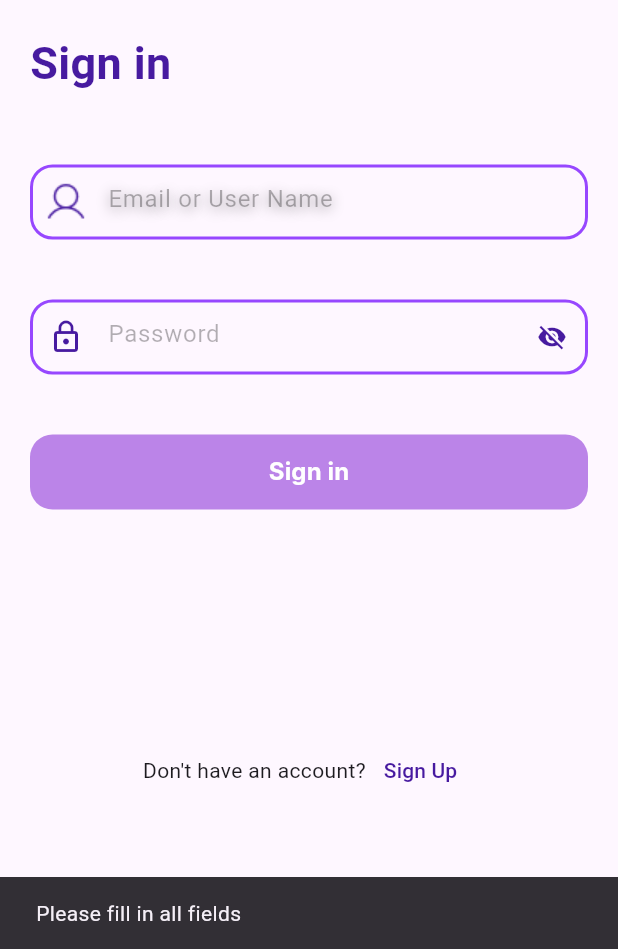
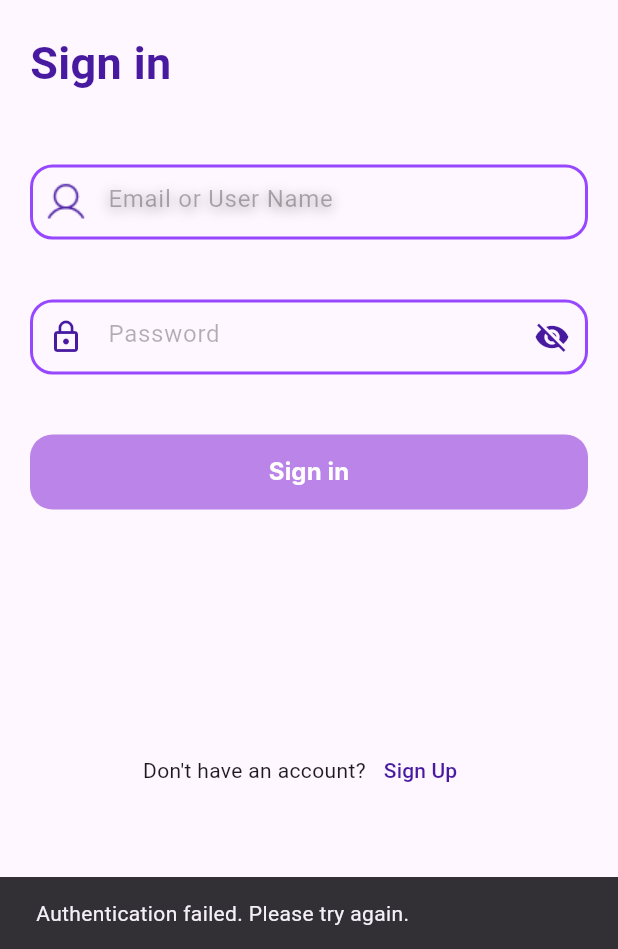
Before and after one commit to keepitfoxy/MyFirstFlutterApp, a Flutter app: the screen it shows after launch, after a tap on "Sign in", on a phone screen of 412 x 824 dp, the part 287-1236 px from its top. Run offline on Flutter 3.47's test engine with Material 3 defaults, Android fonts, the phone set to English and light mode, and no system bars; our stand-ins replace shared_preferences, sqflite; accounts and stored records are empty; Roboto replaces fonts that are missing (Inter).

```diff
--- a/lib/data/models/note_model.dart
+++ b/lib/data/models/note_model.dart
@@ -3,14 +3,14 @@ class Note {
   final String title;
   final String content;
   final String date;
-  final String userId; // Dodano userId
+  final int userId; // userId jako int
 
   Note({
     this.id,
     required this.title,
     required this.content,
     required this.date,
-    required this.userId, // Dodano w konstruktorze
+    required this.userId,
   });
 
   Map<String, dynamic> toMap() {
@@ -19,7 +19,7 @@ class Note {
       'title': title,
       'content': content,
       'date': date,
-      'userId': userId, // Dodano do mapowania
+      'userId': userId,
     };
   }
 
@@ -29,7 +29,7 @@ class Note {
       title: map['title'] as String,
       content: map['content'] as String,
       date: map['date'] as String,
-      userId: map['userId'] as String, // Dodano do fabryki
+      userId: map['userId'] as int,
     );
   }
 
@@ -38,7 +38,7 @@ class Note {
     String? title,
     String? content,
     String? date,
-    String? userId,
+    int? userId, // userId jako int
   }) {
     return Note(
       id: id ?? this.id,
--- a/lib/data/note_database.dart
+++ b/lib/data/note_database.dart
@@ -1,6 +1,5 @@
 import 'package:sqflite/sqflite.dart';
 import 'package:path/path.dart';
-import 'package:lisiecka_aplikacje_mobilne/data/models/note_model.dart';
 
 class NoteDatabase {
   static final NoteDatabase instance = NoteDatabase._init();
@@ -8,14 +7,12 @@ class NoteDatabase {
 
   NoteDatabase._init();
 
-  // Getter do uzyskania dostępu do bazy danych
   Future<Database> get database async {
     if (_database != null) return _database!;
-    _database = await _initDB('notes.db');
+    _database = await _initDB('app.db');
     return _database!;
   }
 
-  // Inicjalizacja bazy danych
   Future<Database> _initDB(String filePath) async {
     final dbPath = await getDatabasesPath();
     final path = join(dbPath, filePath);
@@ -27,42 +24,85 @@ class NoteDatabase {
     );
   }
 
-  // Tworzenie tabeli w bazie danych
-  Future _createDB(Database db, int version) async {
+  Future<void> _createDB(Database db, int version) async {
+    await db.execute('''
+      CREATE TABLE users (
+        id INTEGER PRIMARY KEY AUTOINCREMENT,
+        username TEXT NOT NULL,
+        password TEXT NOT NULL
+      )
+    ''');
+
     await db.execute('''
       CREATE TABLE notes (
         id INTEGER PRIMARY KEY AUTOINCREMENT,
         title TEXT NOT NULL,
         content TEXT NOT NULL,
-        date TEXT NOT NULL,
-        userId TEXT NOT NULL
+        userId INTEGER NOT NULL,
+        FOREIGN KEY (userId) REFERENCES users (id)
       )
     ''');
   }
 
-  // Tworzenie nowej notatki w bazie danych
-  Future<Note> create(Note note) async {
+  Future<int?> authenticateUser(String username, String password) async {
     final db = await instance.database;
-    final id = await db.insert('notes', note.toMap());
-    return note.copyWith(id: id); // Zwracamy obiekt z nowym id
+    final result = await db.query(
+      'users',
+      where: 'username = ? AND password = ?',
+      whereArgs: [username, password],
+    );
+
+    return result.isNotEmpty ? result.first['id'] as int : null;
   }
 
-  // Odczytanie wszystkich notatek dla konkretnego użytkownika
-  Future<List<Note>> readNotesByUser(String userId) async {
+  Future<int> addUser(String username, String password) async {
     final db = await instance.database;
-    final result = await db.query(
+    return await db.insert('users', {'username': username, 'password': password});
+  }
+
+  Future<void> addNote(String title, String content, int userId) async {
+    final db = await instance.database;
+    await db.insert('notes', {
+      'title': title,
+      'content': content,
+      'userId': userId,
+    });
+  }
+
+  Future<List<Map<String, dynamic>>> getNotesForUser(int userId) async {
+    final db = await instance.database;
+    return await db.query(
       'notes',
       where: 'userId = ?',
       whereArgs: [userId],
       orderBy: 'id DESC',
     );
+  }
+  Future<void> initializeTestData() async {
+    final db = await instance.database;
 
-    return result.map((map) => Note.fromMap(map)).toList();
-  }
+    // Dodaj przykładowych użytkowników
+    await db.insert('users', {'username': 'test1', 'password': 'password1'});
+    await db.insert('users', {'username': 'test2', 'password': 'password2'});
 
-  // Zamknięcie bazy danych
-  Future close() async {
-    final db = await instance.database;
-    db.close();
+    // Pobierz ID użytkownika "test1"
+    final result = await db.query(
+      'users',
+      where: 'username = ?',
+      whereArgs: ['test1'],
+    );
+    final userId = result.first['id'] as int;
+
+    // Dodaj przykładowe notatki dla użytkownika "test1"
+    await db.insert('notes', {
+      'title': 'Sample Note 1',
+      'content': 'This is the first sample note.',
+      'userId': userId,
+    });
+    await db.insert('notes', {
+      'title': 'Sample Note 2',
+      'content': 'This is the second sample note.',
+      'userId': userId,
+    });
   }
 }
--- a/lib/main.dart
+++ b/lib/main.dart
@@ -1,8 +1,15 @@
 import 'package:flutter/material.dart';
+import 'package:lisiecka_aplikacje_mobilne/data/note_database.dart';
 import 'package:lisiecka_aplikacje_mobilne/views/home/home_view.dart';
 import 'package:lisiecka_aplikacje_mobilne/views/splashscreen/splash_screen.dart';
+import 'package:lisiecka_aplikacje_mobilne/views/login/login_view.dart'; // Import ekranu logowania
 
-void main() {
+void main() async {
+  WidgetsFlutterBinding.ensureInitialized();
+
+  final db = NoteDatabase.instance;
+  await db.initializeTestData(); // Dodaj dane testowe
+
   runApp(const MyApp());
 }
 
@@ -17,7 +24,13 @@ class MyApp extends StatelessWidget {
       theme: ThemeData(
         primarySwatch: Colors.purple,
       ),
-      home: const SplashScreen(), // Początkowy ekran aplikacji
+      // Rejestrujemy trasy dla ekranu logowania, widoku głównego i splash screen
+      initialRoute: '/',
+      routes: {
+        '/': (context) => const SplashScreen(), // Ekran startowy
+        '/login': (context) => const LoginView(), // Ekran logowania
+        '/home': (context) => const HomeView(), // Ekran główny
+      },
     );
   }
 }
--- a/lib/views/login/login_view.dart
+++ b/lib/views/login/login_view.dart
@@ -1,16 +1,17 @@
 import 'package:flutter/material.dart';
+import 'package:lisiecka_aplikacje_mobilne/data/note_database.dart';
 import 'package:lisiecka_aplikacje_mobilne/utils/my_colors.dart';
 import 'package:lisiecka_aplikacje_mobilne/utils/my_images.dart';
 import 'package:lisiecka_aplikacje_mobilne/views/register/register_view.dart';
 import 'package:lisiecka_aplikacje_mobilne/views/widgets/basic_text_form_field.dart';
 import 'package:lisiecka_aplikacje_mobilne/views/widgets/confirmation_button.dart';
 import 'package:shared_preferences/shared_preferences.dart';
-import 'package:lisiecka_aplikacje_mobilne/views/home/home_view.dart'; // Import ekranu głównego
+import 'package:lisiecka_aplikacje_mobilne/views/home/home_view.dart';
 
-Future<void> login(String username) async {
+Future<void> login(String userId) async {
   final prefs = await SharedPreferences.getInstance();
   await prefs.setBool('isLoggedIn', true);
-  await prefs.setString('userId', username); // Zapisujemy nazwę użytkownika jako identyfikator
+  await prefs.setString('userId', userId);
 }
 
 class LoginView extends StatefulWidget {
@@ -23,7 +24,7 @@ class LoginView extends StatefulWidget {
 class _LoginViewState extends State<LoginView> {
   final TextEditingController _usernameController = TextEditingController();
   final TextEditingController _passwordController = TextEditingController();
-  bool _obscurePassword = true; // Dodanie zmiennej do zarządzania widocznością hasła
+  bool _obscurePassword = true;
 
   @override
   void dispose() {
@@ -46,76 +47,63 @@ class _LoginViewState extends State<LoginView> {
                 Image.asset(MyImages.logo, height: 129, width: 129),
                 const SizedBox(height: 21),
                 _signInText,
-
                 const SizedBox(height: 46),
-
-                // Email field
                 BasicTextFormField(
                   hintText: 'Email or User Name',
                   iconWidget: Image.asset(MyImages.user, height: 24, width: 24),
-                  controller: _usernameController, // Dodanie kontrolera
+                  controller: _usernameController,
                 ),
-
                 const SizedBox(height: 40),
-
-                // Password field
                 BasicTextFormField(
                   hintText: 'Password',
-                  iconWidget: Icon(
-                    Icons.lock_outline,
-                    color: MyColors.purpleColor,
-                  ),
-                  obscureText: _obscurePassword, // Zarządzanie widocznością hasła
+                  iconWidget: Icon(Icons.lock_outline, color: MyColors.purpleColor),
+                  obscureText: _obscurePassword,
                   suffixIcon: GestureDetector(
                     onTap: () {
                       setState(() {
-                        _obscurePassword = !_obscurePassword; // Przełączanie widoczności
+                        _obscurePassword = !_obscurePassword;
                       });
                     },
                     child: Icon(
-                      _obscurePassword
-                          ? Icons.visibility_off
-                          : Icons.visibility,
-                      size: 20,
+                      _obscurePassword ? Icons.visibility_off : Icons.visibility,
                       color: MyColors.purpleColor,
                     ),
                   ),
-                  controller: _passwordController, // Dodanie kontrolera
+                  controller: _passwordController,
                 ),
-
                 const SizedBox(height: 40),
-
-                // Sign In button
                 ConfirmationButton(
                   text: 'Sign in',
                   onPressed: () async {
-                    final username = _usernameController.text.trim();
-                    final password = _passwordController.text.trim();
+                    final username = _usernameController.text;
+                    final password = _passwordController.text;
 
-                    if (username.isEmpty || password.isEmpty) {
-                      // Proste sprawdzenie pól
+                    // Uwierzytelnianie użytkownika
+                    final userId = await NoteDatabase.instance.authenticateUser(username, password);
+
+                    if (userId != null) { // Jeśli użytkownik został uwierzytelniony
+                      final prefs = await SharedPreferences.getInstance();
+                      await prefs.setInt('userId', userId); // Zapisz ID użytkownika jako int
+                      await prefs.setBool('isLoggedIn', true); // Oznacz użytkownika jako zalogowanego
+
+                      // Przejdź do HomeView
+                      Navigator.pushReplacement(
+                        context,
+                        MaterialPageRoute(
+                          builder: (context) => const HomeView(),
+                        ),
+                      );
+                    } else {
+                      // Obsługa błędnego logowania
                       ScaffoldMessenger.of(context).showSnackBar(
                         const SnackBar(
-                          content: Text('Please fill in all fields'),
+                          content: Text('Authentication failed. Please try again.'),
                         ),
                       );
-                      return;
                     }
-
-                    // Zapis użytkownika i przejście do HomeView
-                    await login(username);
-                    Navigator.pushReplacement(
-                      context,
-                      MaterialPageRoute(
-                        builder: (context) => HomeView(), // Na ekran główny
-                      ),
-                    );
                   },
                 ),
-
                 const SizedBox(height: 150),
-
-                // Sign Up link
                 Align(
                   alignment: Alignment.bottomCenter,
                   child: Padding(
@@ -123,14 +111,12 @@ class _LoginViewState extends State<LoginView> {
                     child: Row(
                       mainAxisAlignment: MainAxisAlignment.center,
                       children: [
-                        const Text('Don\'t have an account?'),
+                        const Text("Don't have an account?"),
                         TextButton(
                           onPressed: () {
                             Navigator.push(
                               context,
-                              MaterialPageRoute(
-                                builder: (context) => const RegisterView(),
-                              ),
+                              MaterialPageRoute(builder: (context) => const RegisterView()),
                             );
                           },
                           child: Text(
```
Also changed, not shown: lib/views/home/home_view.dart (+66 -87 lines), 10 other files.
